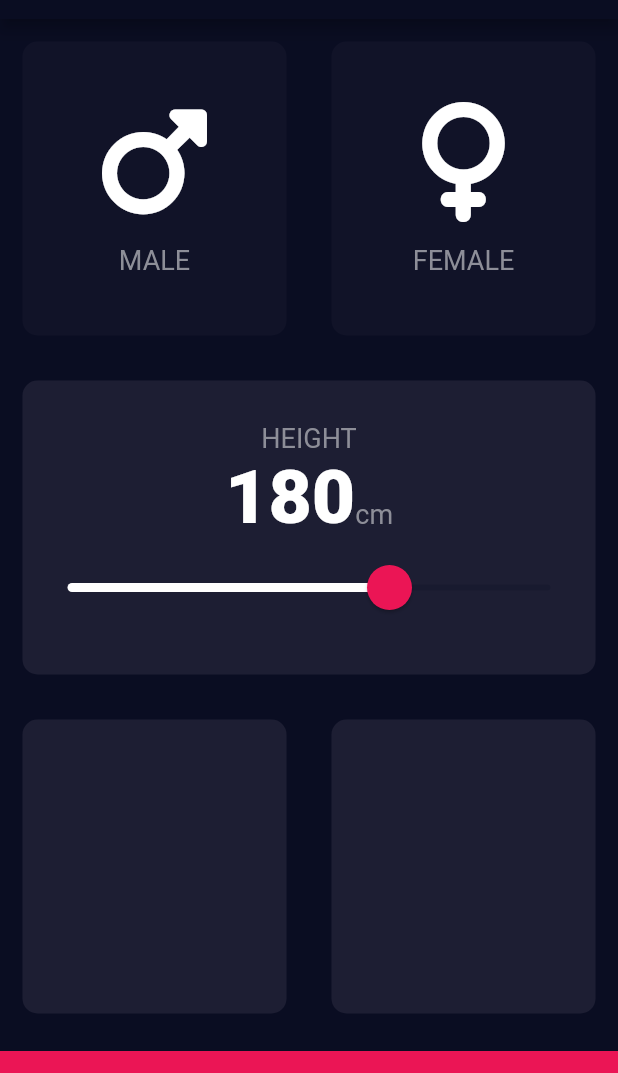
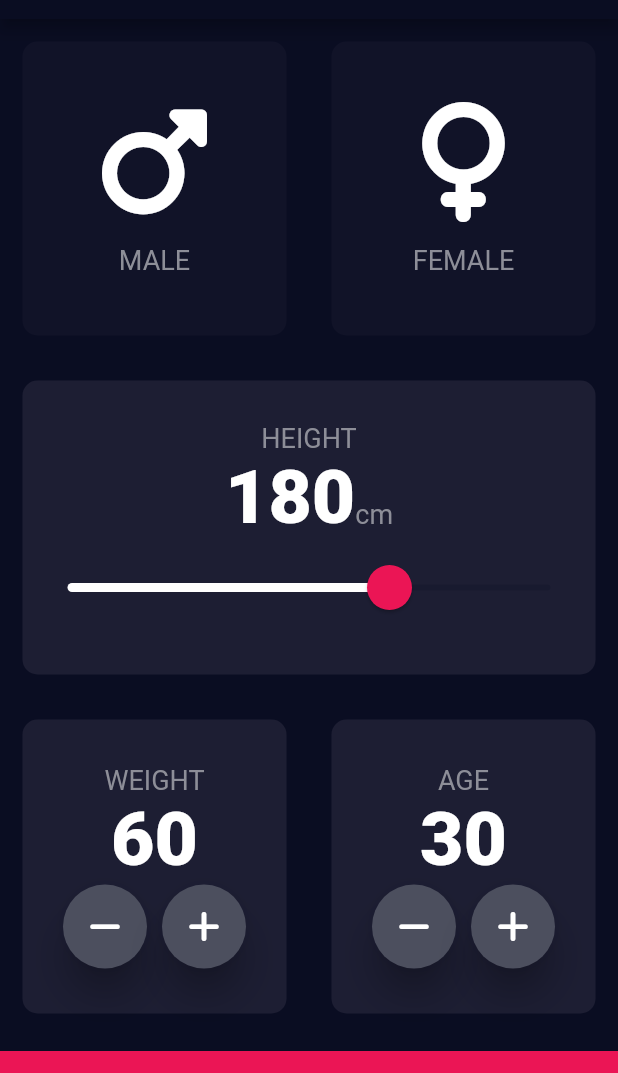
Before and after one commit to niladri60/BMICalculator, a Flutter app: the screen it shows after launch, on a phone screen of 412 x 824 dp, the part 65-1138 px from its top. Run offline on Flutter 3.47's test engine with Material 2 defaults, Android fonts, the phone set to English and light mode, and no system bars; our stand-ins replace font_awesome_flutter.

Commit message:
Eight Commit First Page interface is almost done.

```diff
--- a/lib/input_page.dart
+++ b/lib/input_page.dart
@@ -19,6 +19,9 @@ class InputPage extends StatefulWidget {
 class _InputPageState extends State<InputPage> {
   Gender? selectedGender;
   int height = 180;
+  int weight = 60;
+  int age = 30;
+
   @override
   Widget build(BuildContext context) {
     return Scaffold(
@@ -94,14 +97,14 @@ class _InputPageState extends State<InputPage> {
                   ),
                   SliderTheme(
                     data: SliderTheme.of(context).copyWith(
-                      thumbColor: Color(0xFFEB1555),
-                      overlayColor: Color(0x29EB1555),
+                      thumbColor: const Color(0xFFEB1555),
+                      overlayColor: const Color(0x29EB1555),
                       activeTrackColor: Colors.white,
-                      inactiveTickMarkColor: Color(0xFF8D8E98),
+                      inactiveTickMarkColor: const Color(0xFF8D8E98),
                       thumbShape:
-                          RoundSliderThumbShape(enabledThumbRadius: 15.0),
+                          const RoundSliderThumbShape(enabledThumbRadius: 15.0),
                       overlayShape:
-                          RoundSliderOverlayShape(overlayRadius: 30.0),
+                          const RoundSliderOverlayShape(overlayRadius: 30.0),
                     ),
                     child: Slider(
                       value: height.toDouble(),
@@ -121,16 +124,91 @@ class _InputPageState extends State<InputPage> {
           ),
           Expanded(
             child: Row(
-              children: const [
+              children: [
                 Expanded(
                   child: ReuseableCards(
+                    cardChild: Column(
+                      mainAxisAlignment: MainAxisAlignment.center,
+                      children: [
+                        Text(
+                          'WEIGHT',
+                          style: klabelTextStyle,
+                        ),
+                        Text(
+                          weight.toString(),
+                          style: kNumberTextStyle,
+                        ),
+                        Row(
+                          mainAxisAlignment: MainAxisAlignment.center,
+                          children: [
+                            RoundIconButton(
+                              icon: FontAwesomeIcons.minus,
+                              onPressed: () {
+                                setState(() {
+                                  weight--;
+                                });
+                              },
+                            ),
+                            SizedBox(
+                              width: 10.0,
+                            ),
+                            RoundIconButton(
+                              icon: FontAwesomeIcons.plus,
+                              onPressed: () {
+                                setState(() {
+                                  weight++;
+                                });
+                              },
+                            ),
+                          ],
+                        ),
+                      ],
+                    ),
                     colour: kactiveCardColor,
                   ),
                 ),
                 Expanded(
-                    child: ReuseableCards(
-                  colour: kactiveCardColor,
-                )),
+                  child: ReuseableCards(
+                    colour: kactiveCardColor,
+                    cardChild: Column(
+                      mainAxisAlignment: MainAxisAlignment.center,
+                      children: [
+                        Text(
+                          'AGE',
+                          style: klabelTextStyle,
+                        ),
+                        Text(
+                          age.toString(),
+                          style: kNumberTextStyle,
+                        ),
+                        Row(
+                          mainAxisAlignment: MainAxisAlignment.center,
+                          children: [
+                            RoundIconButton(
+                              icon: FontAwesomeIcons.minus,
+                              onPressed: () {
+                                setState(() {
+                                  age--;
+                                });
+                              },
+                            ),
+                            SizedBox(
+                              width: 10.0,
+                            ),
+                            RoundIconButton(
+                              icon: FontAwesomeIcons.plus,
+                              onPressed: () {
+                                setState(() {
+                                  age++;
+                                });
+                              },
+                            ),
+                          ],
+                        ),
+                      ],
+                    ),
+                  ),
+                ),
               ],
             ),
           ),
@@ -145,3 +223,24 @@ class _InputPageState extends State<InputPage> {
     );
   }
 }
+
+class RoundIconButton extends StatelessWidget {
+  const RoundIconButton(
+      {super.key, required this.icon, required this.onPressed});
+  final IconData icon;
+  final VoidCallback onPressed;
+  @override
+  Widget build(BuildContext context) {
+    return RawMaterialButton(
+      child: Icon(icon),
+      onPressed: onPressed,
+      elevation: 10.0,
+      constraints: BoxConstraints.tightFor(
+        width: 56.0,
+        height: 56.0,
+      ),
+      shape: CircleBorder(),
+      fillColor: Color(0xFF4C4F5E),
+    );
+  }
+}
--- a/lib/reuseable_card.dart
+++ b/lib/reuseable_card.dart
@@ -2,9 +2,9 @@ import 'package:flutter/material.dart';
 
 class ReuseableCards extends StatelessWidget {
   const ReuseableCards(
-      {super.key, required this.colour, this.cardChild, this.onPress}); //for initializing a property without required keyword beside the variable type name '?' should be added to make it required free.
+      {super.key, required this.colour, required this.cardChild, this.onPress}); //for initializing a property without required keyword beside the variable type name '?' should be added to make it required free.
   final Color colour;
-  final Widget? cardChild;          //like what has been used here & also the next line.
+  final Widget cardChild;          //like what has been used here & also the next line.
   final VoidCallback? onPress;     //here Function is replaced with VoidCallback
   @override
   Widget build(BuildContext context) {
```
